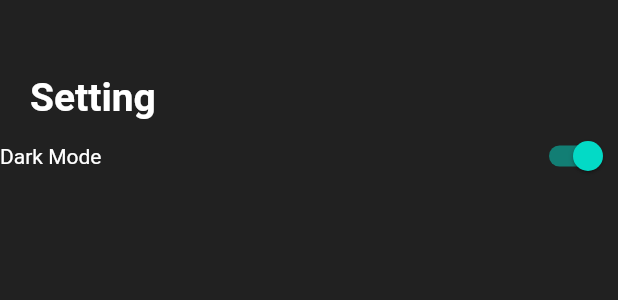
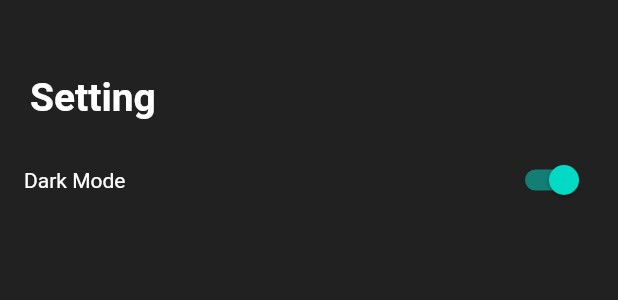
Before and after one commit to aktssam/anime_db, a Flutter app: the SettingsPage widget shown alone on an empty page, opened directly, on a phone screen of 412 x 824 dp. Shown: the top 300 px of the screen. Run offline on Flutter 3.47's test engine with Material 2 defaults, Android fonts, the phone set to English and light mode, and no system bars; our stand-ins replace bloc, carousel_slider, firebase_core, firebase_messaging, flutter_bloc; accounts and stored records are empty; network calls fail.

```diff
--- a/lib/pages/settings.dart
+++ b/lib/pages/settings.dart
@@ -20,12 +20,15 @@ class SettingsPage extends StatelessWidget {
             ]),
           ),
           SizedBox(),
-          Row(
-            mainAxisAlignment: MainAxisAlignment.spaceBetween,
-            children: [
-              Text('Dark Mode'),
-              ChangeThemeButtonWidget(),
-            ],
+          Padding(
+            padding: EdgeInsets.all(16),
+            child: Row(
+              mainAxisAlignment: MainAxisAlignment.spaceBetween,
+              children: [
+                Text('Dark Mode'),
+                ChangeThemeButtonWidget(),
+              ],
+            ),
           ),
         ],
       ),
```
Also changed, not shown: lib/model/anime_model.dart (+19 -1 lines).
